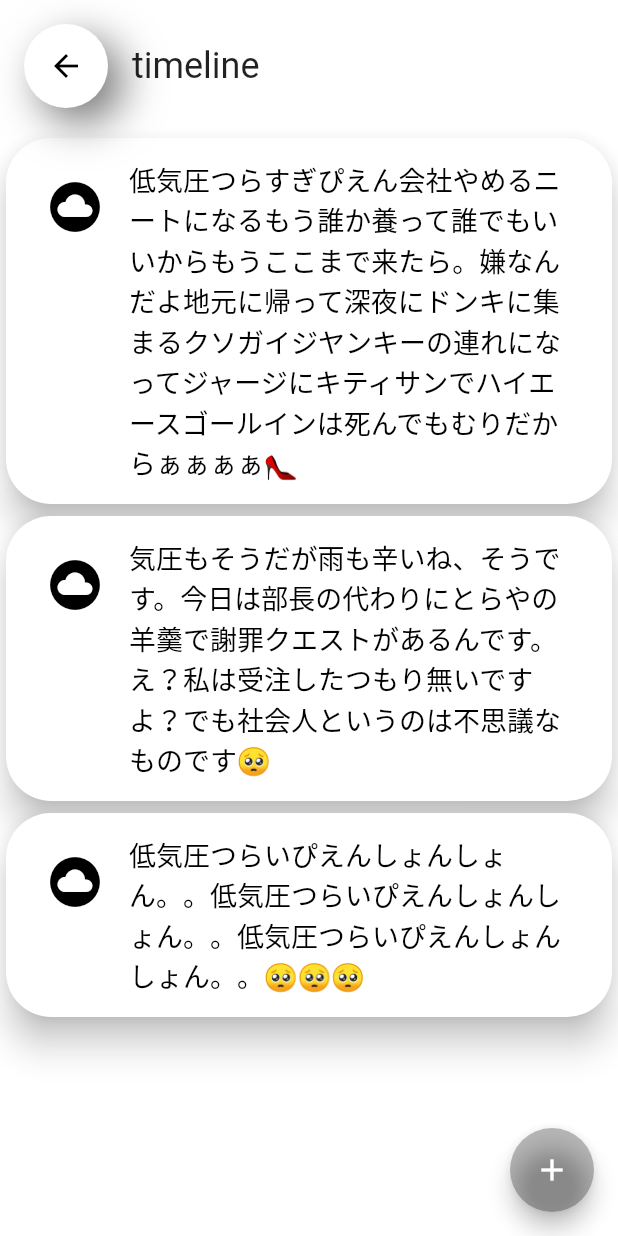
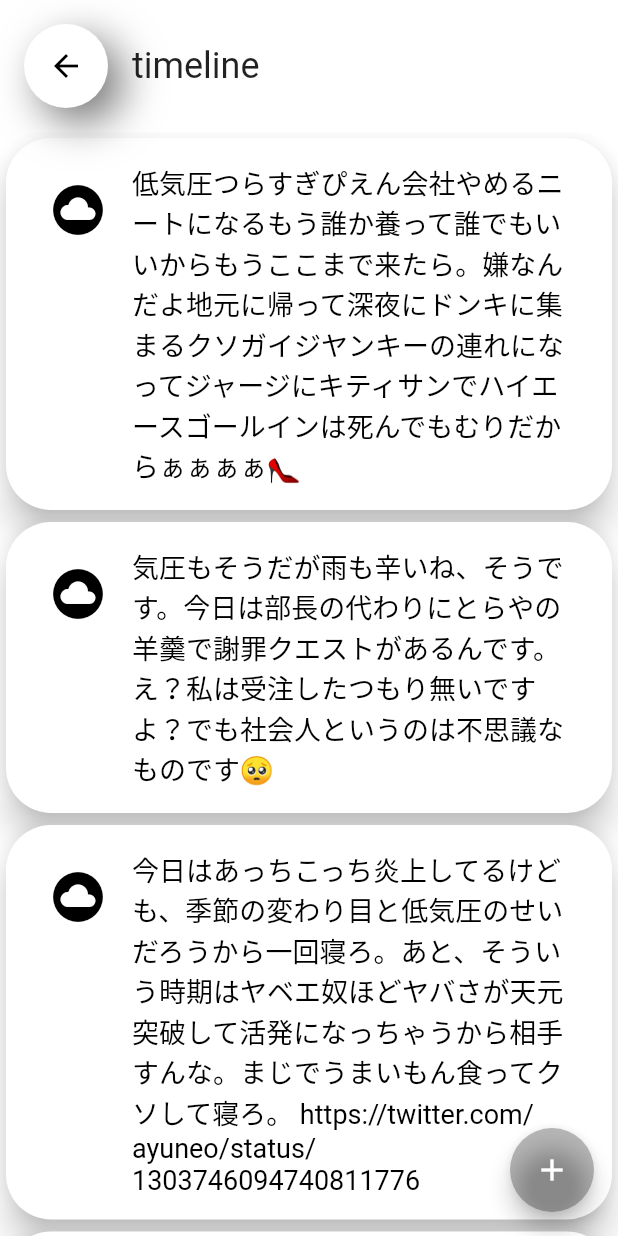
Before and after one commit to higedamc/kiatsu, a Flutter app: the Timeline screen opened by its route, on a phone screen of 412 x 824 dp. Run offline on Flutter 3.47's test engine with Material 2 defaults, Android fonts, the phone set to English and light mode, and no system bars; drawn by our look-alikes of flutter_neumorphic; our stand-ins replace cloud_firestore, firebase_core, firebase_crashlytics, firebase_remote_config, get_it, modal_bottom_sheet and 5 more; missing offline and left inert: flutter_string_encryption, geolocation; accounts and stored records are empty; statements that could not run were skipped.

Commit message:
refactor: bug fix && bit update on uiux

```diff
--- a/lib/pages/timeline.dart
+++ b/lib/pages/timeline.dart
@@ -7,6 +7,8 @@ class Timeline extends StatelessWidget {
     var listitem = [
       '低気圧つらすぎぴえん会社やめるニートになるもう誰か養って誰でもいいからもうここまで来たら。嫌なんだよ地元に帰って深夜にドンキに集まるクソガイジヤンキーの連れになってジャージにキティサンでハイエースゴールインは死んでもむりだからぁぁぁぁ👠',
       '気圧もそうだが雨も辛いね、そうです。今日は部長の代わりにとらやの羊羹で謝罪クエストがあるんです。え？私は受注したつもり無いですよ？でも社会人というのは不思議なものです🥺',
+      '今日はあっちこっち炎上してるけども、季節の変わり目と低気圧のせいだろうから一回寝ろ。あと、そういう時期はヤベエ奴ほどヤバさが天元突破して活発になっちゃうから相手すんな。まじでうまいもん食ってクソして寝ろ。 https://twitter.com/ayuneo/status/1303746094740811776',
+      '低気圧即死我即死即死即死即死即死即死他民加油加油加油加油🤮🤮🤮🤮',
       '低気圧つらいぴえんしょんしょん。。低気圧つらいぴえんしょんしょん。。低気圧つらいぴえんしょんしょん。。🥺🥺🥺',
     ];
     return Scaffold(
@@ -23,6 +25,7 @@ class Timeline extends StatelessWidget {
                 elevation: 10,
                 child: Container(
                   margin: EdgeInsets.all(10.0),
+                  padding: EdgeInsets.all(2.0),
                   child: Column(children: <Widget>[
                     ListTile(
                       leading: Icon(
@@ -49,6 +52,7 @@ class Timeline extends StatelessWidget {
               Icons.add,
               color: Colors.white,
             ),
+            onPressed: () {},
           ),
         ));
   }
```
Also changed, not shown: lib/pages/home_page.dart (+6 -3 lines), 4 other files.
